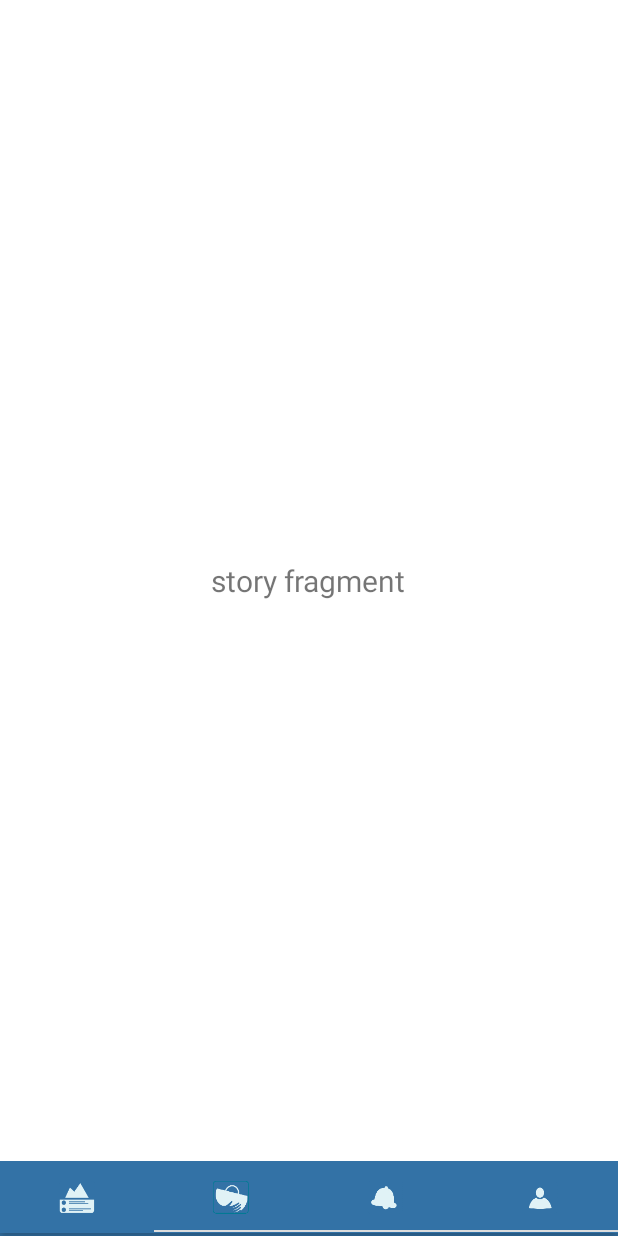
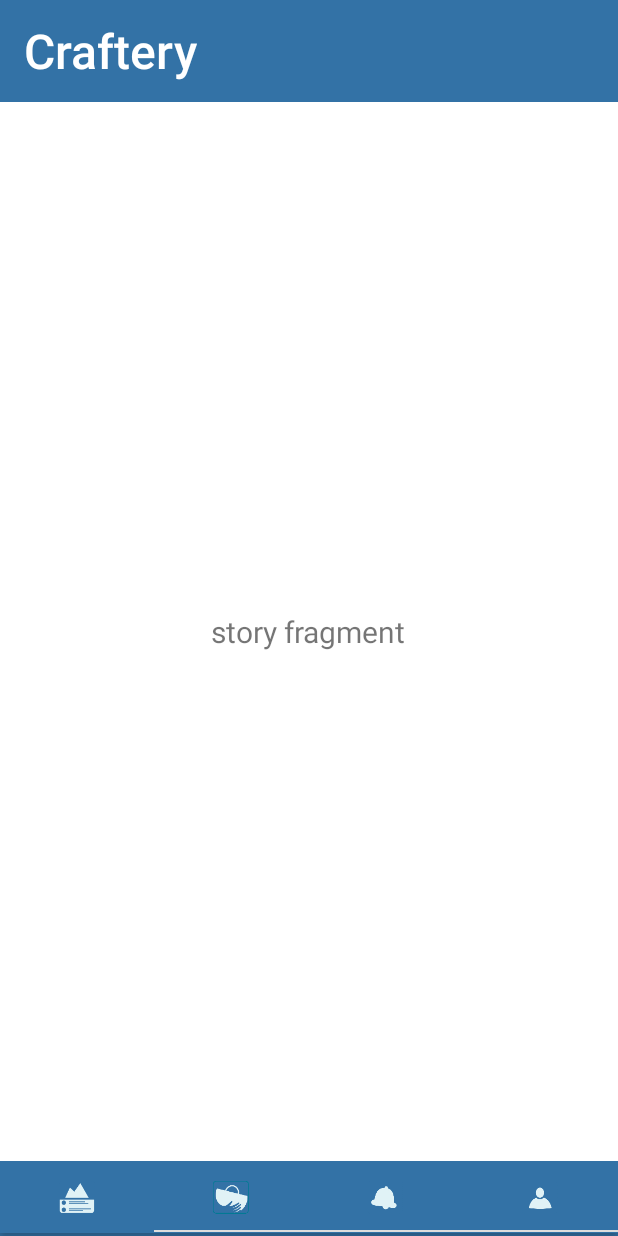
Before and after one commit to LovroLudvig/Software-Design-College-Project, an Android app: the HomeActivity screen opened directly, with no data from a screen before it, on a phone screen of 412 x 824 dp. Run offline under Robolectric (Android 15) with nearby library versions, the light colour scheme and no system bars; Roboto replaces fonts that are not available here.

Commit message:
adding toolbar

```diff
--- a/MyApplication/app/src/main/res/layout/activity_home.xml
+++ b/MyApplication/app/src/main/res/layout/activity_home.xml
@@ -7,6 +7,17 @@
     android:layout_height="match_parent"
     android:orientation="vertical"
     tools:context=".activities.HomeActivity">
+
+    <android.support.v7.widget.Toolbar
+        android:id="@+id/Toolbar"
+        android:layout_width="match_parent"
+        android:layout_height="68dp"
+        android:background="@color/AppColor"
+        android:theme="@style/ThemeOverlay.AppCompat.ActionBar"
+        app:popupTheme="@style/ThemeOverlay.AppCompat.Light"
+        app:title="Craftery"
+        app:titleTextColor="@color/White"
+        app:titleTextAppearance="@style/Toolbar.TitleText"/>
 
         <!-- Middle section (body) -->
         <RelativeLayout
--- a/MyApplication/app/src/main/res/values/styles.xml
+++ b/MyApplication/app/src/main/res/values/styles.xml
@@ -54,5 +54,10 @@
 
     <style name="AppTheme.PopupOverlay" parent="ThemeOverlay.AppCompat.Light" />
 
+    <style name="Toolbar.TitleText" parent="TextAppearance.Widget.AppCompat.Toolbar.Title">
+        <item name="android:textSize">32sp</item>
+        <item name="android:textColor">@color/White</item>
+    </style>
+
 
 </resources>
```
